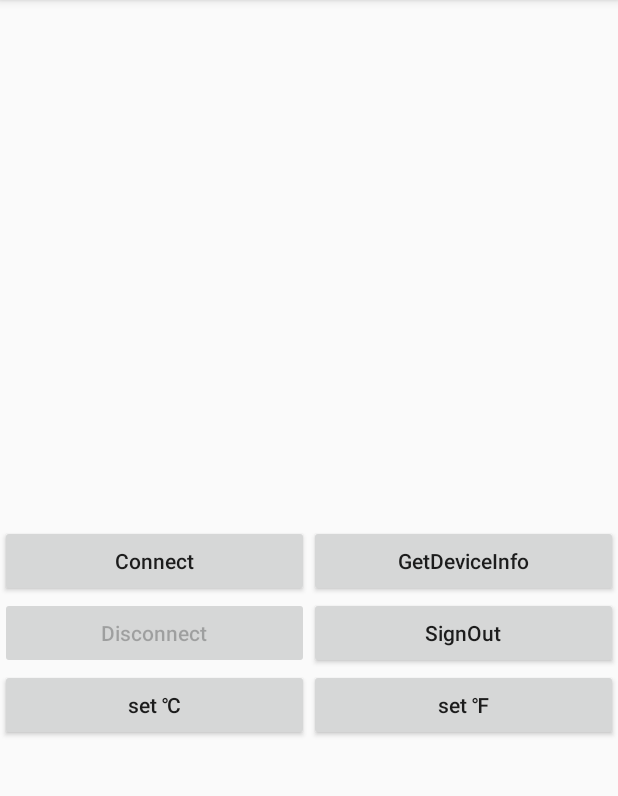
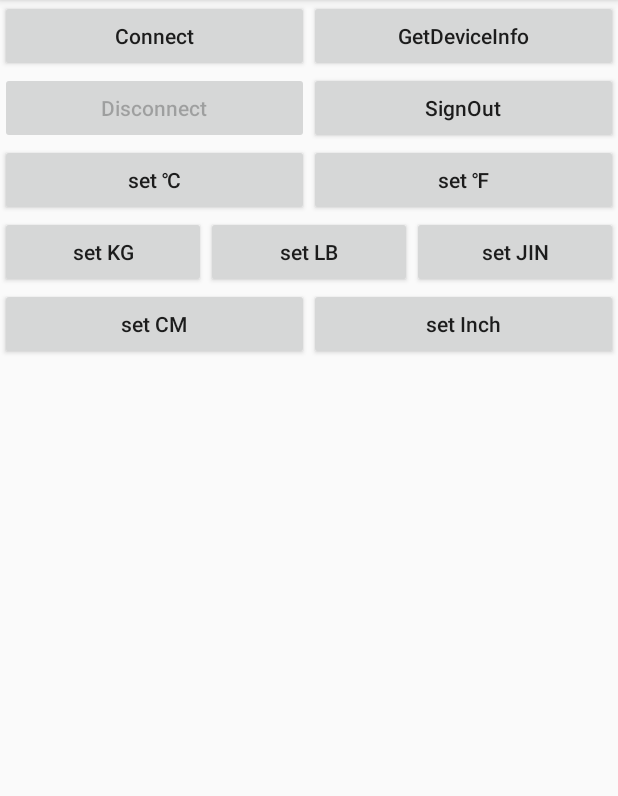
Before and after one commit to beyondbright/lollypop-sdk, an Android app: the MainActivity screen opened directly, with no data from a screen before it, on a phone screen of 412 x 824 dp, the part 84-880 px from its top. Run offline under Robolectric (Android 15) with nearby library versions, the phone set to English and light mode, and no system bars; libraries missing offline, so code that uses them is left out: cn.lollypop.be, com.basic.util, com.bm.android; 1 statement that could not run was skipped.

Commit message:
Update LollypopSDK 2.2.0

```diff
--- a/app/build.gradle
+++ b/app/build.gradle
@@ -24,7 +24,7 @@ dependencies {
 
   compile fileTree(dir: 'libs', include: ['*.jar'])
 
-  api 'com.bm.android:LollypopSDK:2.1.5'
+  api 'com.bm.android:LollypopSDK:2.2.0'
 
   androidTestCompile('com.android.support.test.espresso:espresso-core:2.2.2', {
     exclude group: 'com.android.support', module: 'support-annotations'
--- a/app/src/main/java/bongmi/bluetooth/sample/MainActivity.java
+++ b/app/src/main/java/bongmi/bluetooth/sample/MainActivity.java
@@ -19,6 +19,8 @@ import com.bm.android.thermometer.sdk.LollypopSDK;
 
 import cn.lollypop.be.exception.LollypopException;
 import cn.lollypop.be.model.DeviceType;
+import cn.lollypop.be.unit.HeightUnit;
+import cn.lollypop.be.unit.WeightUnit;
 
 public class MainActivity extends AppCompatActivity implements View.OnClickListener {
 
@@ -39,14 +41,15 @@ public class MainActivity extends AppCompatActivity implements View.OnClickListe
     connect = findViewById(R.id.connect);
     connect.setOnClickListener(this);
 
-    Button getDeviceInfoBtn = findViewById(R.id.getDeviceInfo);
-    getDeviceInfoBtn.setOnClickListener(this);
-    Button signOut = findViewById(R.id.signOut);
-    signOut.setOnClickListener(this);
-    Button setCBtn = findViewById(R.id.setC);
-    setCBtn.setOnClickListener(this);
-    Button setFBtn = findViewById(R.id.setF);
-    setFBtn.setOnClickListener(this);
+    findViewById(R.id.getDeviceInfo).setOnClickListener(this);
+    findViewById(R.id.signOut).setOnClickListener(this);
+    findViewById(R.id.setC).setOnClickListener(this);
+    findViewById(R.id.setF).setOnClickListener(this);
+    findViewById(R.id.setKG).setOnClickListener(this);
+    findViewById(R.id.setLB).setOnClickListener(this);
+    findViewById(R.id.setJIN).setOnClickListener(this);
+    findViewById(R.id.setCM).setOnClickListener(this);
+    findViewById(R.id.setINCH).setOnClickListener(this);
 
     LollypopSDK.getInstance().registerCallback(
         new LollypopSDK.LollypopCallback() {
@@ -134,14 +137,49 @@ public class MainActivity extends AppCompatActivity implements View.OnClickListe
         break;
       case R.id.setC:
         try {
-          LollypopSDK.getInstance().setUnit(true);
+          LollypopSDK.getInstance().setTemperatureUnit(true);
         } catch (LollypopException e) {
           log.append(e.getMessage() + "\n");
         }
         break;
       case R.id.setF:
         try {
-          LollypopSDK.getInstance().setUnit(false);
+          LollypopSDK.getInstance().setTemperatureUnit(false);
+        } catch (LollypopException e) {
+          log.append(e.getMessage() + "\n");
+        }
+        break;
+      case R.id.setKG:
+        try {
+          LollypopSDK.getInstance().setGrowpWeightUnit(WeightUnit.KILOGRAM);
+        } catch (LollypopException e) {
+          log.append(e.getMessage() + "\n");
+        }
+        break;
+      case R.id.setLB:
+        try {
+          LollypopSDK.getInstance().setGrowpWeightUnit(WeightUnit.POUND);
+        } catch (LollypopException e) {
+          log.append(e.getMessage() + "\n");
+        }
+        break;
+      case R.id.setJIN:
+        try {
+          LollypopSDK.getInstance().setGrowpWeightUnit(WeightUnit.JIN);
+        } catch (LollypopException e) {
+          log.append(e.getMessage() + "\n");
+        }
+        break;
+      case R.id.setCM:
+        try {
+          LollypopSDK.getInstance().setGrowpHeightUnit(HeightUnit.CM);
+        } catch (LollypopException e) {
+          log.append(e.getMessage() + "\n");
+        }
+        break;
+      case R.id.setINCH:
+        try {
+          LollypopSDK.getInstance().setGrowpHeightUnit(HeightUnit.INCH);
         } catch (LollypopException e) {
           log.append(e.getMessage() + "\n");
         }
--- a/app/src/main/res/layout/activity_main.xml
+++ b/app/src/main/res/layout/activity_main.xml
@@ -3,22 +3,6 @@
               android:layout_width="match_parent"
               android:layout_height="match_parent"
               android:orientation="vertical">
-
-  <ScrollView
-      android:layout_width="match_parent"
-      android:layout_height="350dp">
-
-    <LinearLayout
-        android:layout_width="match_parent"
-        android:layout_height="wrap_content"
-        android:orientation="vertical">
-
-      <TextView
-          android:id="@+id/log"
-          android:layout_width="match_parent"
-          android:layout_height="match_parent"/>
-    </LinearLayout>
-  </ScrollView>
 
   <LinearLayout
       android:layout_width="match_parent"
@@ -85,4 +69,72 @@
         android:text="set ℉"
         android:textAllCaps="false"/>
   </LinearLayout>
+
+  <LinearLayout
+      android:layout_width="match_parent"
+      android:layout_height="wrap_content"
+      android:orientation="horizontal">
+
+    <Button
+        android:id="@+id/setKG"
+        android:layout_width="match_parent"
+        android:layout_height="wrap_content"
+        android:layout_weight="1"
+        android:text="set KG"
+        android:textAllCaps="false"/>
+
+    <Button
+        android:id="@+id/setLB"
+        android:layout_width="match_parent"
+        android:layout_height="wrap_content"
+        android:layout_weight="1"
+        android:text="set LB"
+        android:textAllCaps="false"/>
+
+    <Button
+        android:id="@+id/setJIN"
+        android:layout_width="match_parent"
+        android:layout_height="wrap_content"
+        android:layout_weight="1"
+        android:text="set JIN"
+        android:textAllCaps="false"/>
+  </LinearLayout>
+
+  <LinearLayout
+      android:layout_width="match_parent"
+      android:layout_height="wrap_content"
+      android:orientation="horizontal">
+
+    <Button
+        android:id="@+id/setCM"
+        android:layout_width="match_parent"
+        android:layout_height="wrap_content"
+        android:layout_weight="1"
+        android:text="set CM"
+        android:textAllCaps="false"/>
+
+    <Button
+        android:id="@+id/setINCH"
+        android:layout_width="match_parent"
+        android:layout_height="wrap_content"
+        android:layout_weight="1"
+        android:text="set Inch"
+        android:textAllCaps="false"/>
+  </LinearLayout>
+
+  <ScrollView
+      android:layout_width="match_parent"
+      android:layout_height="match_parent">
+
+    <LinearLayout
+        android:layout_width="match_parent"
+        android:layout_height="wrap_content"
+        android:orientation="vertical">
+
+      <TextView
+          android:id="@+id/log"
+          android:layout_width="match_parent"
+          android:layout_height="match_parent"/>
+    </LinearLayout>
+  </ScrollView>
 </LinearLayout>
```
Also changed, not shown: 1 other file.
